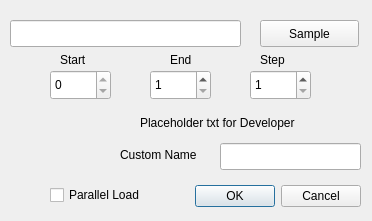
This is mantidimaging/gui/ui/load_dialog.ui in mantidproject/mantidimaging as Qt 5 draws it before an edit. The edited form follows.
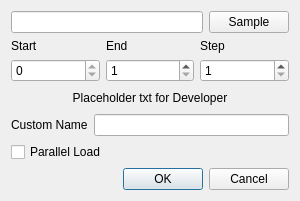
This is the edited form.

Commit message:
Tidy layout on UI forms
Re #93

```diff
--- a/mantidimaging/gui/ui/load_dialog.ui
+++ b/mantidimaging/gui/ui/load_dialog.ui
@@ -6,61 +6,41 @@
    <rect>
     <x>0</x>
     <y>0</y>
-    <width>372</width>
-    <height>221</height>
+    <width>300</width>
+    <height>201</height>
    </rect>
   </property>
   <property name="windowTitle">
    <string>Load</string>
   </property>
-  <widget class="QDialogButtonBox" name="buttonBox">
-   <property name="geometry">
-    <rect>
-     <x>20</x>
-     <y>180</y>
-     <width>341</width>
-     <height>32</height>
-    </rect>
-   </property>
-   <property name="orientation">
-    <enum>Qt::Horizontal</enum>
-   </property>
-   <property name="standardButtons">
-    <set>QDialogButtonBox::Cancel|QDialogButtonBox::Ok</set>
-   </property>
-  </widget>
+  <layout class="QVBoxLayout" name="verticalLayout">
+   <item>
+    <layout class="QHBoxLayout" name="horizontalLayout">
+     <item>
+      <widget class="QLineEdit" name="samplePath"/>
+     </item>
+     <item>
   <widget class="QPushButton" name="sampleButton">
-   <property name="geometry">
-    <rect>
-     <x>260</x>
-     <y>20</y>
-     <width>99</width>
-     <height>27</height>
-    </rect>
-   </property>
    <property name="text">
     <string>Sample</string>
    </property>
   </widget>
-  <widget class="QLineEdit" name="samplePath">
-   <property name="geometry">
-    <rect>
-     <x>10</x>
-     <y>20</y>
-     <width>231</width>
-     <height>27</height>
-    </rect>
-   </property>
-  </widget>
+     </item>
+    </layout>
+   </item>
+   <item>
+    <layout class="QHBoxLayout" name="horizontalLayout_2">
+     <item>
+      <layout class="QVBoxLayout" name="verticalLayout_2">
+       <item>
+        <widget class="QLabel" name="label">
+         <property name="text">
+          <string>Start</string>
+         </property>
+        </widget>
+       </item>
+       <item>
   <widget class="QSpinBox" name="index_start">
-   <property name="geometry">
-    <rect>
-     <x>50</x>
-     <y>70</y>
-     <width>61</width>
-     <height>30</height>
-    </rect>
-   </property>
    <property name="sizePolicy">
     <sizepolicy hsizetype="Minimum" vsizetype="Maximum">
      <horstretch>0</horstretch>
@@ -71,132 +51,102 @@
     <number>0</number>
    </property>
   </widget>
-  <widget class="QSpinBox" name="index_end">
-   <property name="geometry">
-    <rect>
-     <x>150</x>
-     <y>70</y>
-     <width>61</width>
-     <height>30</height>
-    </rect>
-   </property>
-   <property name="minimum">
-    <number>1</number>
-   </property>
-   <property name="maximum">
-    <number>9999999</number>
-   </property>
-  </widget>
-  <widget class="QSpinBox" name="index_step">
-   <property name="geometry">
-    <rect>
-     <x>250</x>
-     <y>70</y>
-     <width>61</width>
-     <height>30</height>
-    </rect>
-   </property>
-   <property name="minimum">
-    <number>1</number>
-   </property>
-   <property name="maximum">
-    <number>9999999</number>
-   </property>
-   <property name="value">
-    <number>1</number>
-   </property>
-  </widget>
-  <widget class="QLabel" name="label">
-   <property name="geometry">
-    <rect>
-     <x>60</x>
-     <y>50</y>
-     <width>41</width>
-     <height>20</height>
-    </rect>
-   </property>
-   <property name="text">
-    <string>Start</string>
-   </property>
-  </widget>
+       </item>
+      </layout>
+     </item>
+     <item>
+      <layout class="QVBoxLayout" name="verticalLayout_3">
+       <item>
   <widget class="QLabel" name="label_2">
-   <property name="geometry">
-    <rect>
-     <x>170</x>
-     <y>50</y>
-     <width>31</width>
-     <height>20</height>
-    </rect>
-   </property>
    <property name="text">
     <string>End</string>
    </property>
   </widget>
+       </item>
+       <item>
+        <widget class="QSpinBox" name="index_end">
+         <property name="minimum">
+          <number>1</number>
+         </property>
+         <property name="maximum">
+          <number>9999999</number>
+         </property>
+        </widget>
+       </item>
+      </layout>
+     </item>
+     <item>
+      <layout class="QVBoxLayout" name="verticalLayout_4">
+       <item>
   <widget class="QLabel" name="label_3">
-   <property name="geometry">
-    <rect>
-     <x>260</x>
-     <y>50</y>
-     <width>31</width>
-     <height>20</height>
-    </rect>
-   </property>
    <property name="text">
     <string>Step</string>
    </property>
   </widget>
-  <widget class="QCheckBox" name="parallelLoad">
-   <property name="geometry">
-    <rect>
-     <x>50</x>
-     <y>180</y>
-     <width>121</width>
-     <height>30</height>
-    </rect>
-   </property>
-   <property name="text">
-    <string>Parallel Load</string>
-   </property>
-  </widget>
+       </item>
+       <item>
+        <widget class="QSpinBox" name="index_step">
+         <property name="minimum">
+          <number>1</number>
+         </property>
+         <property name="maximum">
+          <number>9999999</number>
+         </property>
+         <property name="value">
+          <number>1</number>
+         </property>
+        </widget>
+       </item>
+      </layout>
+     </item>
+    </layout>
+   </item>
+   <item>
   <widget class="QLabel" name="expectedResourcesLabel">
-   <property name="geometry">
-    <rect>
-     <x>140</x>
-     <y>114</y>
-     <width>211</width>
-     <height>17</height>
-    </rect>
-   </property>
    <property name="text">
     <string>Placeholder txt for Developer</string>
    </property>
-  </widget>
+     <property name="alignment">
+      <set>Qt::AlignCenter</set>
+     </property>
+    </widget>
+   </item>
+   <item>
+    <layout class="QHBoxLayout" name="horizontalLayout_3">
+     <item>
+      <widget class="QLabel" name="label_4">
+       <property name="text">
+        <string>Custom Name</string>
+       </property>
+      </widget>
+     </item>
+     <item>
   <widget class="QLineEdit" name="stackName">
-   <property name="geometry">
-    <rect>
-     <x>220</x>
-     <y>143</y>
-     <width>141</width>
-     <height>27</height>
-    </rect>
-   </property>
    <property name="toolTip">
     <string>&lt;html&gt;&lt;head/&gt;&lt;body&gt;&lt;p&gt;Set custom name that will be used as the stack's name. If not provided the folder name will be used.&lt;/p&gt;&lt;/body&gt;&lt;/html&gt;</string>
    </property>
   </widget>
-  <widget class="QLabel" name="label_4">
-   <property name="geometry">
-    <rect>
-     <x>120</x>
-     <y>145</y>
-     <width>101</width>
-     <height>20</height>
-    </rect>
-   </property>
+     </item>
+    </layout>
+   </item>
+   <item>
+    <widget class="QCheckBox" name="parallelLoad">
    <property name="text">
-    <string>Custom Name</string>
-   </property>
-  </widget>
+      <string>Parallel Load</string>
+     </property>
+    </widget>
+   </item>
+   <item>
+    <widget class="QDialogButtonBox" name="buttonBox">
+     <property name="orientation">
+      <enum>Qt::Horizontal</enum>
+     </property>
+     <property name="standardButtons">
+      <set>QDialogButtonBox::Cancel|QDialogButtonBox::Ok</set>
+     </property>
+    </widget>
+   </item>
+  </layout>
  </widget>
  <resources/>
  <connections>
```
Lines whose indentation alone changed are shown as unchanged. The commit also changes 1 other file.
